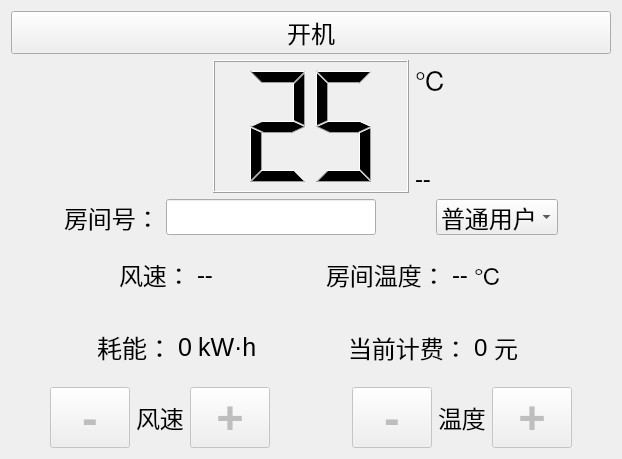
Qt form AirConditioningV2/ui/ui_SubMachine.ui (Hk4Fun/qtstudy) before a commit.
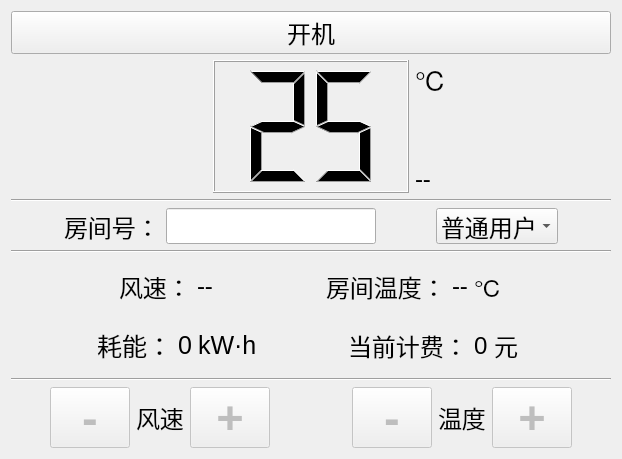
The same form after that commit.

```diff
--- a/AirConditioningV2/ui/ui_SubMachine.ui
+++ b/AirConditioningV2/ui/ui_SubMachine.ui
@@ -154,6 +154,13 @@
      </item>
     </layout>
    </item>
+   <item>
+    <widget class="Line" name="line_2">
+     <property name="orientation">
+      <enum>Qt::Horizontal</enum>
+     </property>
+    </widget>
+   </item>
    <item>
     <layout class="QHBoxLayout" name="horizontalLayout_3">
      <item>
@@ -240,6 +247,13 @@
      </item>
     </layout>
    </item>
+   <item>
+    <widget class="Line" name="line">
+     <property name="orientation">
+      <enum>Qt::Horizontal</enum>
+     </property>
+    </widget>
+   </item>
    <item>
     <layout class="QHBoxLayout" name="horizontalLayout_9">
      <property name="spacing">
@@ -483,6 +497,13 @@
      </item>
     </layout>
    </item>
+   <item>
+    <widget class="Line" name="line_3">
+     <property name="orientation">
+      <enum>Qt::Horizontal</enum>
+     </property>
+    </widget>
+   </item>
    <item>
     <layout class="QHBoxLayout" name="horizontalLayout_11">
      <item>
```
